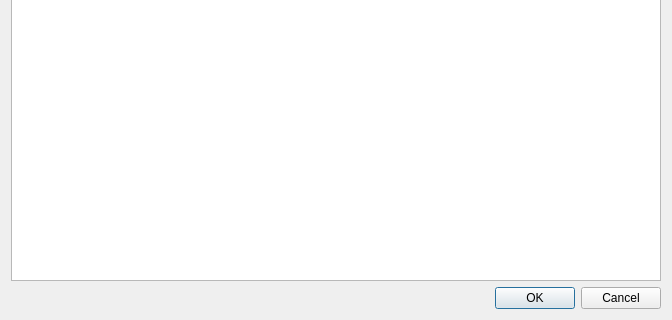
Before: the Qt Designer form displaytabledialog.ui in miyamot0/DataTracker3, drawn with Qt 5; both pictures show x 0 to 672 and y 268 to 588 of the 672 by 588 pixel window.
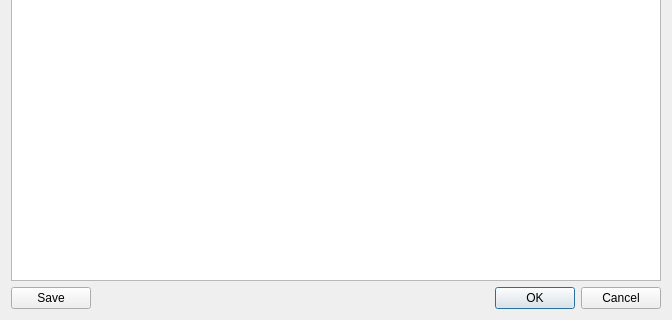
After: the same form once the commit is applied.

The edit to the form file:
```diff
--- a/displaytabledialog.ui
+++ b/displaytabledialog.ui
@@ -35,6 +35,28 @@
     </layout>
    </item>
    <item>
+    <layout class="QHBoxLayout" name="horizontalLayout">
+     <item>
+      <widget class="QPushButton" name="pushButtonSave">
+       <property name="text">
+        <string>Save</string>
+       </property>
+      </widget>
+     </item>
+     <item>
+      <spacer name="horizontalSpacer">
+       <property name="orientation">
+        <enum>Qt::Horizontal</enum>
+       </property>
+       <property name="sizeHint" stdset="0">
+        <size>
+         <width>40</width>
+         <height>20</height>
+        </size>
+       </property>
+      </spacer>
+     </item>
+     <item>
     <widget class="QDialogButtonBox" name="buttonBox">
      <property name="orientation">
       <enum>Qt::Horizontal</enum>
@@ -43,6 +65,8 @@
       <set>QDialogButtonBox::Cancel|QDialogButtonBox::Ok</set>
      </property>
     </widget>
+     </item>
+    </layout>
    </item>
   </layout>
  </widget>
```
Lines whose indentation alone changed are shown as unchanged.
